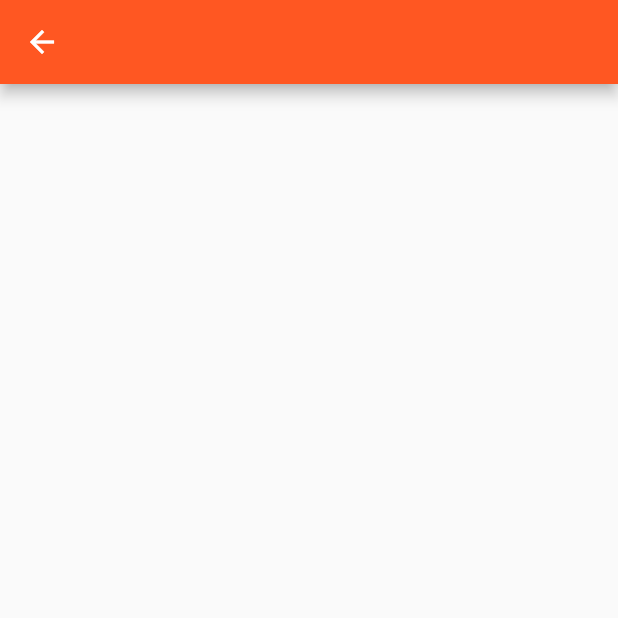
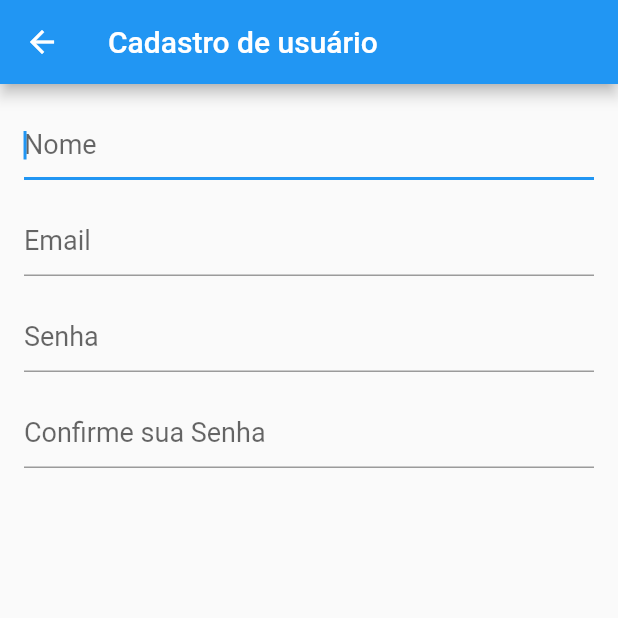
Before and after one commit to Paitomax/boti_blog, a Flutter app: the SignUpScreen screen opened by its route, on a phone screen of 412 x 824 dp, the top half of it. Run offline on Flutter 3.47's test engine with Material 2 defaults, Android fonts, the phone set to English and light mode, and no system bars; our stand-ins replace bloc, equatable, flutter_bloc; missing offline and left inert: hash; accounts and stored records are empty; statements that could not run were skipped.

Commit message:
added signup fields, change app color to blue, removed max lenght indicator

```diff
--- a/lib/src/app/boti_app.dart
+++ b/lib/src/app/boti_app.dart
@@ -16,7 +16,7 @@ class BotiApp extends StatelessWidget {
     final materialApp = MaterialApp(
         title: 'Boti Blog',
         theme: ThemeData(
-          primarySwatch: Colors.deepOrange,
+          primarySwatch: Colors.blue,
         ),
         initialRoute: SplashScreen.routeName,
         routes: AppRoutes.routes);
--- a/lib/src/sign_in/sign_in_screen.dart
+++ b/lib/src/sign_in/sign_in_screen.dart
@@ -6,6 +6,7 @@ import 'package:botiblog/src/sign_in/sign_in_event.dart';
 import 'package:botiblog/src/sign_in/sign_in_state.dart';
 import 'package:botiblog/src/sign_up/sign_up_screen.dart';
 import 'package:flutter/material.dart';
+import 'package:flutter/services.dart';
 import 'package:flutter/widgets.dart';
 import 'package:flutter_bloc/flutter_bloc.dart';
 
@@ -92,7 +93,9 @@ class _SignInScreenState extends State<SignInScreen> {
     return TextFormField(
       controller: _passController,
       maxLines: 1,
-      maxLength: 24,
+      inputFormatters: [
+        LengthLimitingTextInputFormatter(24),
+      ],
       decoration: const InputDecoration(
         hintText: 'Senha',
         hintStyle: TextStyle(fontSize: 18),
--- a/lib/src/sign_up/sign_up_screen.dart
+++ b/lib/src/sign_up/sign_up_screen.dart
@@ -1,4 +1,7 @@
+import 'package:botiblog/src/shared/validators/email_validator.dart';
+import 'package:botiblog/src/shared/validators/text_validator.dart';
 import 'package:flutter/material.dart';
+import 'package:flutter/services.dart';
 
 class SignUpScreen extends StatefulWidget {
   static final String routeName = '/signup';
@@ -8,10 +11,117 @@ class SignUpScreen extends StatefulWidget {
 }
 
 class _SignUpScreenState extends State<SignUpScreen> {
+  final _formKey = GlobalKey<FormState>();
+  final _nameController = TextEditingController();
+  final _emailController = TextEditingController();
+  final _passController = TextEditingController();
+  final _passConfirmationController = TextEditingController();
+
   @override
   Widget build(BuildContext context) {
     return Scaffold(
-      appBar: AppBar(),
+        appBar: AppBar(
+          title: Text('Cadastro de usuário'),
+        ),
+        body: SingleChildScrollView(
+          child: Padding(
+            padding: const EdgeInsets.all(16.0),
+            child: Column(
+              children: <Widget>[
+                _buildForm(),
+              ],
+            ),
+          ),
+        ));
+  }
+
+  Widget _buildForm() {
+    return Form(
+      key: _formKey,
+      child: Column(
+        children: <Widget>[
+          _buildNameInput(),
+          SizedBox(height: 16),
+          _buildEmailInput(),
+          SizedBox(height: 16),
+          _buildPasswordInput(_passController, 'Senha', passwordValidator),
+          SizedBox(height: 16),
+          _buildPasswordInput(_passConfirmationController, 'Confirme sua Senha',
+              passwordConfirmationValidator),
+        ],
+      ),
     );
   }
+
+  Widget _buildEmailInput() {
+    return TextFormField(
+      autofocus: true,
+      controller: _emailController,
+      keyboardType: TextInputType.emailAddress,
+      decoration: const InputDecoration(
+        hintText: 'Email',
+        hintStyle: TextStyle(fontSize: 18),
+      ),
+      validator: (text) {
+        if (text.isEmpty) return 'Informe seu email';
+
+        final validEmail = EmailValidator.isValid(text);
+
+        if (!validEmail) return 'Email Invalido';
+        return null;
+      },
+    );
+  }
+
+  Widget _buildNameInput() {
+    return TextFormField(
+      autofocus: true,
+      controller: _nameController,
+      keyboardType: TextInputType.text,
+      inputFormatters: [
+        LengthLimitingTextInputFormatter(100),
+      ],
+      decoration: const InputDecoration(
+        hintText: 'Nome',
+        hintStyle: TextStyle(fontSize: 18),
+      ),
+      validator: (text) {
+        if (text.length < 3) return 'Informe seu nome';
+        if (TextValidator.hasNumber(text))
+          return 'Não é permitido informar número';
+
+        return null;
+      },
+    );
+  }
+
+  Widget _buildPasswordInput(TextEditingController controller, String hintText,
+      Function(String) passwordValidator) {
+    return TextFormField(
+      controller: controller,
+      keyboardType: TextInputType.text,
+      maxLines: 1,
+      inputFormatters: [
+        LengthLimitingTextInputFormatter(24),
+      ],
+      decoration: InputDecoration(
+        hintText: hintText,
+        hintStyle: TextStyle(fontSize: 18),
+      ),
+      obscureText: true,
+      validator: passwordValidator,
+    );
+  }
+
+  String passwordValidator(String text) {
+    if (text.length < 6)
+      return 'Informe uma senha de pelo menos 6 caracteres e no maximo 24';
+    return null;
+  }
+
+  String passwordConfirmationValidator(String text) {
+    if (_passConfirmationController.text != _passController.text)
+      return 'As senhas não batem';
+    return null;
+  }
 }
```
